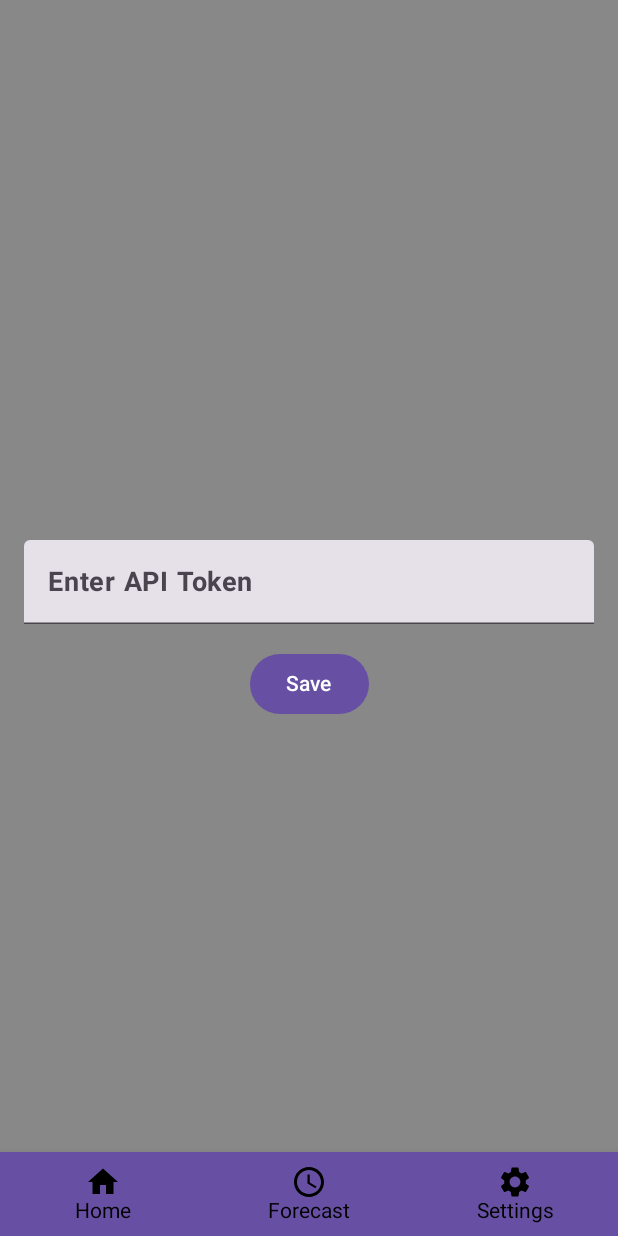
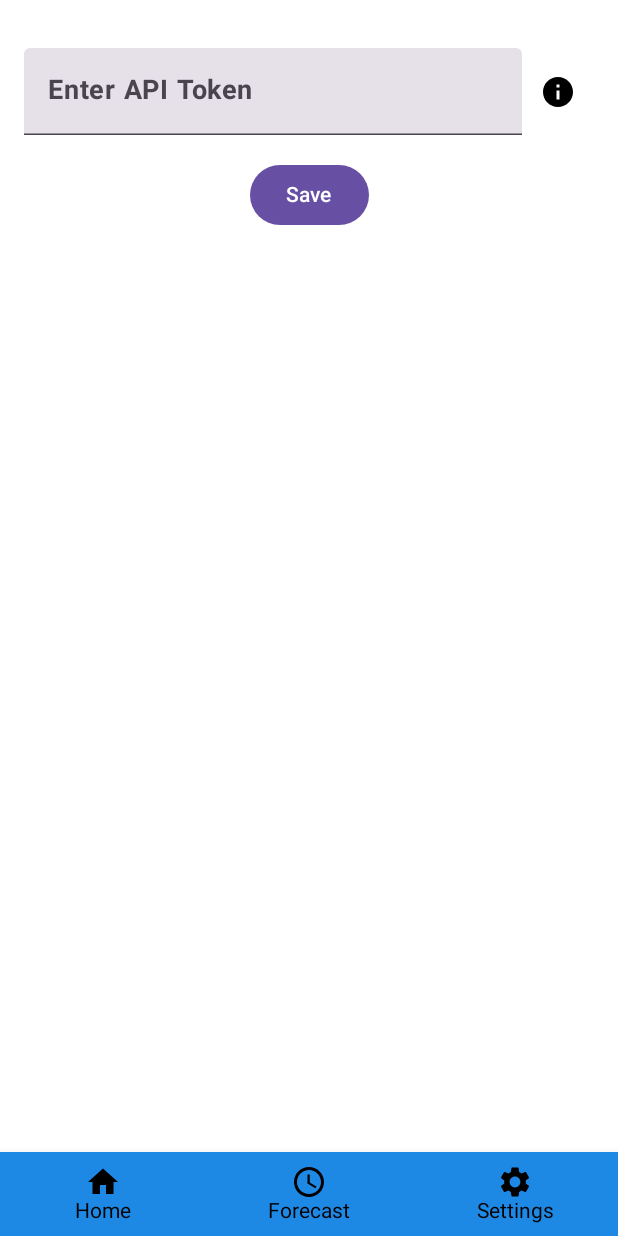
Before and after one commit to julianertle/WeatherApp, an Android app built with Jetpack Compose: the screen it shows after launch (MainActivity), item 3 of the bottom bar chosen, on a phone screen of 412 x 824 dp. Run offline under Robolectric (Android 15) with nearby library versions, the phone set to English and light mode, and no system bars; pictures from the network do not load.

Commit message:
ui changes

```diff
--- a/app/src/main/java/com/example/jetpackcompose/ui/BottomNavBar.kt
+++ b/app/src/main/java/com/example/jetpackcompose/ui/BottomNavBar.kt
@@ -12,12 +12,13 @@ import androidx.compose.material3.*
 import androidx.compose.runtime.Composable
 import androidx.compose.ui.Modifier
 import androidx.compose.foundation.layout.*
+import androidx.compose.ui.graphics.Color
 
 @Composable
-fun BottomNavBar(selectedItem: Int, onItemSelected: (Int) -> Unit, modifier: Modifier = Modifier) {
+fun BottomNavBar(selectedItem: Int, onItemSelected: (Int) -> Unit, modifier: Modifier = Modifier, color: Color) {
     BottomNavigation(
         modifier = modifier.fillMaxWidth(), // Now accepts modifier
-        backgroundColor = MaterialTheme.colorScheme.primary
+        backgroundColor = color
     ) {
         BottomNavigationItem(
             selected = selectedItem == 0,
--- a/app/src/main/java/com/example/jetpackcompose/ui/SettingsView.kt
+++ b/app/src/main/java/com/example/jetpackcompose/ui/SettingsView.kt
@@ -1,6 +1,8 @@
 package com.example.jetpackcompose.ui
 
 import android.content.Context
+import android.content.Intent
+import android.net.Uri
 import androidx.compose.foundation.layout.*
 import androidx.compose.material3.*
 import androidx.compose.runtime.*
@@ -10,17 +12,16 @@ import androidx.compose.ui.platform.LocalContext
 import androidx.compose.ui.text.font.FontWeight
 import androidx.compose.ui.unit.dp
 import androidx.compose.ui.unit.sp
-import kotlinx.coroutines.flow.collect
 import kotlinx.coroutines.launch
+import androidx.compose.material.icons.Icons
+import androidx.compose.material.icons.filled.Info
+import androidx.compose.ui.text.TextStyle
 import androidx.datastore.preferences.core.edit
 import androidx.datastore.preferences.core.stringPreferencesKey
 import androidx.datastore.preferences.preferencesDataStore
 import kotlinx.coroutines.flow.map
 
-// Extension function to create DataStore
 val Context.dataStore by preferencesDataStore(name = "settings")
-
-// Key for the API token
 private val API_TOKEN_KEY = stringPreferencesKey("api_token_key")
 
 @Composable
@@ -28,6 +29,7 @@ fun SettingsView() {
     val context = LocalContext.current
     val scope = rememberCoroutineScope()
     var apiToken by remember { mutableStateOf("") }
+    var showInfoDialog by remember { mutableStateOf(false) }
 
     // Load the saved API token on startup
     LaunchedEffect(Unit) {
@@ -42,25 +44,41 @@ fun SettingsView() {
         modifier = Modifier
             .fillMaxSize()
             .padding(16.dp),
-        verticalArrangement = Arrangement.Center,
-        horizontalAlignment = Alignment.CenterHorizontally
+        verticalArrangement = Arrangement.Top,  // Align items to the top
+        horizontalAlignment = Alignment.Start  // Align horizontally to the start
     ) {
+        Row(verticalAlignment = Alignment.CenterVertically) {
             TextField(
                 value = apiToken,
                 onValueChange = { apiToken = it },
                 label = {
                     Text(
                         text = "Enter API Token",
-                    fontSize = 18.sp,                // Set font size
-                    fontWeight = FontWeight.Bold     // Make text bold
+                        fontSize = 18.sp,
+                        fontWeight = FontWeight.Bold
                     )
                 },
-            modifier = Modifier.fillMaxWidth(),
+                textStyle = TextStyle(
+                    fontSize = 22.sp,  // Make the entered text larger here
+                    fontWeight = FontWeight.Normal
+                ),
+                modifier = Modifier
+                    .fillMaxWidth()
+                    .weight(1f)
+            )
 
-        )
+            IconButton(onClick = { showInfoDialog = true }) {
+                Icon(imageVector = Icons.Default.Info, contentDescription = "Info")
+            }
+        }
 
         Spacer(modifier = Modifier.height(16.dp))
 
+        // Centering the Save button horizontally
+        Row(
+            modifier = Modifier.fillMaxWidth(),
+            horizontalArrangement = Arrangement.Center  // Centering the button horizontally
+        ) {
             Button(onClick = {
                 scope.launch {
                     // Save API token
@@ -73,3 +91,26 @@ fun SettingsView() {
             }
         }
     }
+
+    // Info dialog with clickable link
+    if (showInfoDialog) {
+        AlertDialog(
+            onDismissRequest = { showInfoDialog = false },
+            title = { Text(text = "API Token Info") },
+            text = {
+                TextButton(onClick = {
+                    val url = "https://openweathermap.org/"
+                    val intent = Intent(Intent.ACTION_VIEW, Uri.parse(url))
+                    context.startActivity(intent)
+                }) {
+                    Text("Click here to generate your own API Token from openweather.com", color = MaterialTheme.colorScheme.primary)
+                }
+            },
+            confirmButton = {
+                TextButton(onClick = { showInfoDialog = false }) {
+                    Text("OK")
+                }
+            }
+        )
+    }
+}
--- a/app/src/main/java/com/example/jetpackcompose/ui/WeatherApp.kt
+++ b/app/src/main/java/com/example/jetpackcompose/ui/WeatherApp.kt
@@ -22,8 +22,8 @@ fun WeatherApp(viewModel: WeatherViewModel) {
 
     // Background for the android system bars (camera and bottom navigation)
     // Define color variables
-    val upperHalfColor = Color.Gray
-    val lowerHalfColor = Color.Yellow
+    val upperHalfColor = Color.White
+    val lowerHalfColor = Color(0xFF1E88E5) // Material Design Blue 500 (popular blue)
 
     Box(
         modifier = Modifier
@@ -53,7 +53,7 @@ fun WeatherApp(viewModel: WeatherViewModel) {
         modifier = Modifier
             .fillMaxSize()
             .systemBarsPadding()
-            .background(Color.Gray)
+            .background(upperHalfColor)
     ) {
         Column(
             modifier = Modifier
@@ -93,7 +93,8 @@ fun WeatherApp(viewModel: WeatherViewModel) {
             onItemSelected = { selectedItem = it },
             modifier = Modifier
                 .align(Alignment.BottomCenter)
-                /*.fillMaxWidth()*/
+                /*.fillMaxWidth()*/,
+            color = lowerHalfColor
         )
     }
 }
```
Lines whose indentation alone changed are shown as unchanged.
